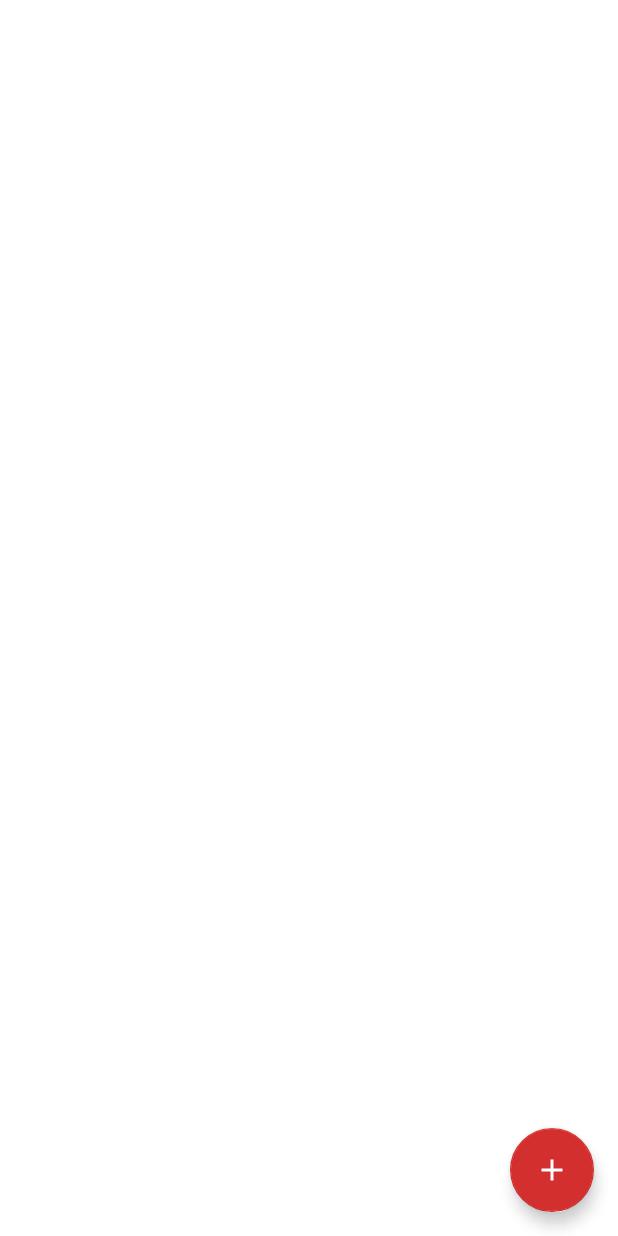
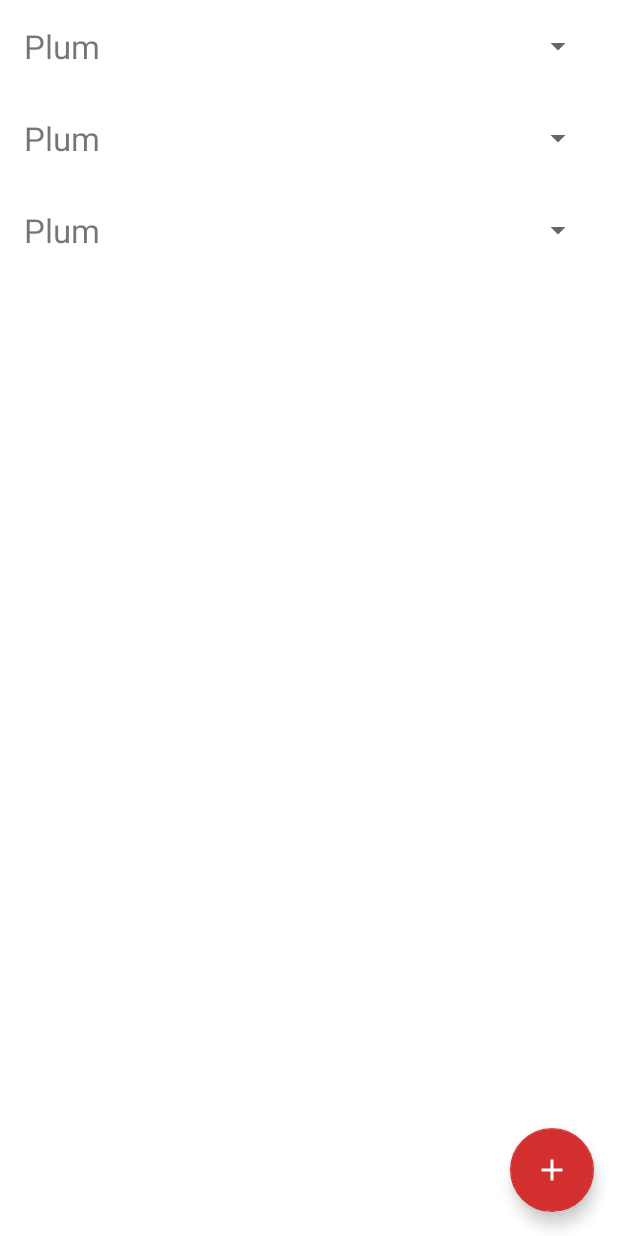
Before and after one commit to zagoli/ClueHelp, an Android app: the layout main_game_fragment.xml on its own in the app's theme, with its tools: preview values and no code run, on a phone screen of 412 x 824 dp. Run offline under Robolectric (Android 15) with nearby library versions, the phone set to English and light mode, and no system bars; Roboto replaces fonts that are not available here.

Commit message:
first skeleton of the MainGame

```diff
--- a/app/src/main/java/it/zagoli/cluehelp/domain/Player.kt
+++ b/app/src/main/java/it/zagoli/cluehelp/domain/Player.kt
@@ -3,4 +3,8 @@ package it.zagoli.cluehelp.domain
 data class Player (
     val name: String,
     val notOwnedGameObjects: List<GameObject> = mutableListOf()
-)
+) {
+    override fun toString(): String {
+        return name
+    }
+}
--- a/app/src/main/res/layout/insert_player_list_element.xml
+++ b/app/src/main/res/layout/insert_player_list_element.xml
@@ -24,7 +24,7 @@
             app:layout_constraintTop_toTopOf="parent"
             tools:text="Giovanni" />
 
-        <ImageButton
+        <ImageView
             android:id="@+id/remove_player_button"
             style="@style/removeListElementRecyclerView"
             android:contentDescription="@string/remove_image_description"
--- a/app/src/main/res/layout/main_game_fragment.xml
+++ b/app/src/main/res/layout/main_game_fragment.xml
@@ -1,4 +1,5 @@
 <?xml version="1.0" encoding="utf-8"?>
+<layout>
 
     <androidx.coordinatorlayout.widget.CoordinatorLayout xmlns:android="http://schemas.android.com/apk/res/android"
         xmlns:app="http://schemas.android.com/apk/res-auto"
@@ -6,11 +7,38 @@
         android:layout_width="match_parent"
         android:layout_height="match_parent">
 
-    <androidx.recyclerview.widget.RecyclerView
+        <androidx.constraintlayout.widget.ConstraintLayout
             android:layout_width="match_parent"
             android:layout_height="match_parent">
 
-    </androidx.recyclerview.widget.RecyclerView>
+
+            <androidx.recyclerview.widget.RecyclerView
+                android:id="@+id/game_object_list"
+                android:layout_width="0dp"
+                android:layout_height="0dp"
+                app:layoutManager="androidx.recyclerview.widget.LinearLayoutManager"
+                app:layout_constraintBottom_toBottomOf="parent"
+                app:layout_constraintEnd_toStartOf="@+id/guideline_right"
+                app:layout_constraintStart_toStartOf="@+id/guideline_left"
+                app:layout_constraintTop_toTopOf="parent"
+                tools:listitem="@layout/main_game_list_element" />
+
+
+            <androidx.constraintlayout.widget.Guideline
+                android:id="@+id/guideline_left"
+                android:layout_width="wrap_content"
+                android:layout_height="wrap_content"
+                android:orientation="vertical"
+                app:layout_constraintGuide_begin="@dimen/small_margin" />
+
+            <androidx.constraintlayout.widget.Guideline
+                android:id="@+id/guideline_right"
+                android:layout_width="wrap_content"
+                android:layout_height="wrap_content"
+                android:orientation="vertical"
+                app:layout_constraintGuide_end="@dimen/small_margin" />
+
+        </androidx.constraintlayout.widget.ConstraintLayout>
 
         <com.google.android.material.floatingactionbutton.FloatingActionButton
             android:id="@+id/floatingActionButton"
@@ -21,3 +49,5 @@
             android:src="@drawable/ic_baseline_add_24" />
 
     </androidx.coordinatorlayout.widget.CoordinatorLayout>
+
+</layout>
--- /dev/null
+++ b/app/src/main/res/layout/main_game_list_element.xml
@@ -0,0 +1,40 @@
+<?xml version="1.0" encoding="utf-8"?>
+<layout xmlns:android="http://schemas.android.com/apk/res/android"
+    xmlns:app="http://schemas.android.com/apk/res-auto"
+    xmlns:tools="http://schemas.android.com/tools">
+
+    <data>
+        <variable
+            name="gameObject"
+            type="it.zagoli.cluehelp.domain.GameObject" />
+    </data>
+
+    <androidx.constraintlayout.widget.ConstraintLayout
+        style="@style/listElementRecyclerView"
+        android:layout_width="match_parent"
+        android:layout_height="wrap_content">
+
+        <TextView
+            android:id="@+id/game_object_name"
+            style="@style/textListElementRecyclerView"
+            android:text="@{gameObject.name}"
+            android:layout_width="wrap_content"
+            android:layout_height="wrap_content"
+            app:layout_constraintBottom_toBottomOf="parent"
+            app:layout_constraintStart_toStartOf="parent"
+            app:layout_constraintTop_toTopOf="parent"
+            tools:text="@string/Plum" />
+
+        <androidx.appcompat.widget.AppCompatSpinner
+            android:id="@+id/spinner_game_object_owner"
+            android:layout_width="wrap_content"
+            android:layout_height="wrap_content"
+            android:layout_marginEnd="@dimen/small_margin"
+            android:spinnerMode="dialog"
+            app:layout_constraintBottom_toBottomOf="parent"
+            app:layout_constraintEnd_toEndOf="parent"
+            app:layout_constraintTop_toTopOf="parent"
+            tools:listitem="@layout/support_simple_spinner_dropdown_item" />
+
+    </androidx.constraintlayout.widget.ConstraintLayout>
+</layout>
```
Also changed, not shown: app/src/main/java/it/zagoli/cluehelp/domain/GameObject.kt (+6 -1 lines), app/src/main/java/it/zagoli/cluehelp/ui/mainGameFragment/GameObjectMainGameAdapter.kt (added, +25 -0 lines), app/src/main/java/it/zagoli/cluehelp/ui/mainGameFragment/GameObjectMainGameListener.kt (added, +18 -0 lines), app/src/main/java/it/zagoli/cluehelp/ui/mainGameFragment/GameObjectMainGameViewHolder.kt (added, +37 -0 lines), app/src/main/java/it/zagoli/cluehelp/ui/mainGameFragment/MainGameFragment.kt (+38 -3 lines), app/src/main/java/it/zagoli/cluehelp/ui/mainGameFragment/MainGameViewModel.kt (+45 -1 lines). Lines whose indentation alone changed are shown as unchanged.
